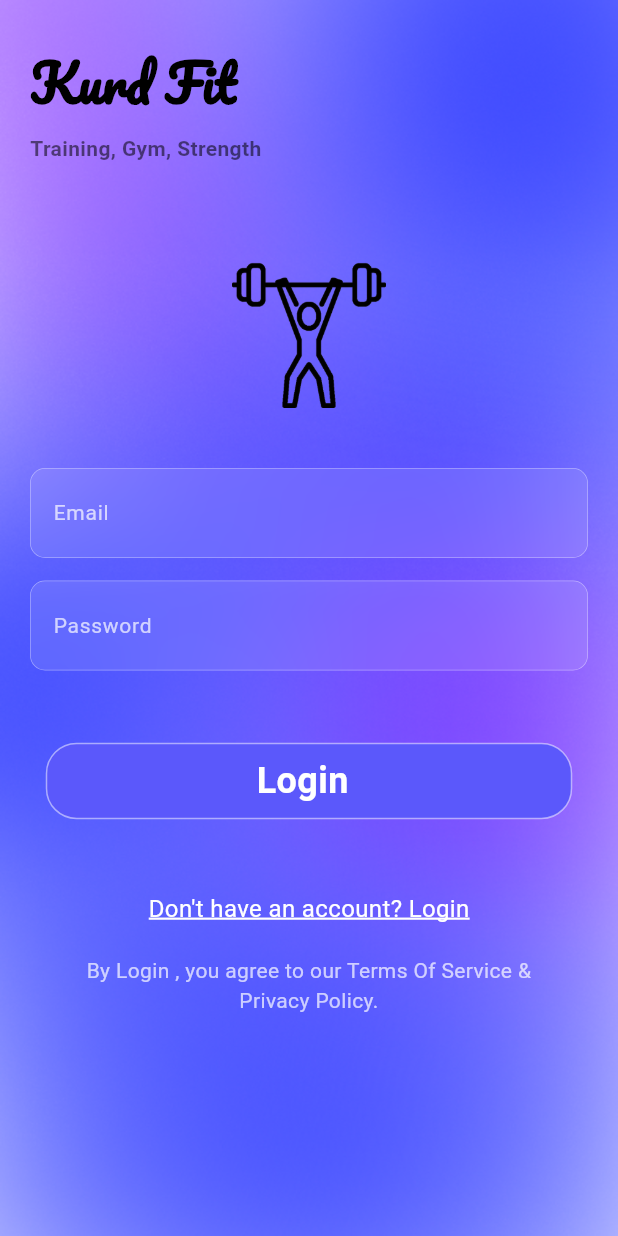
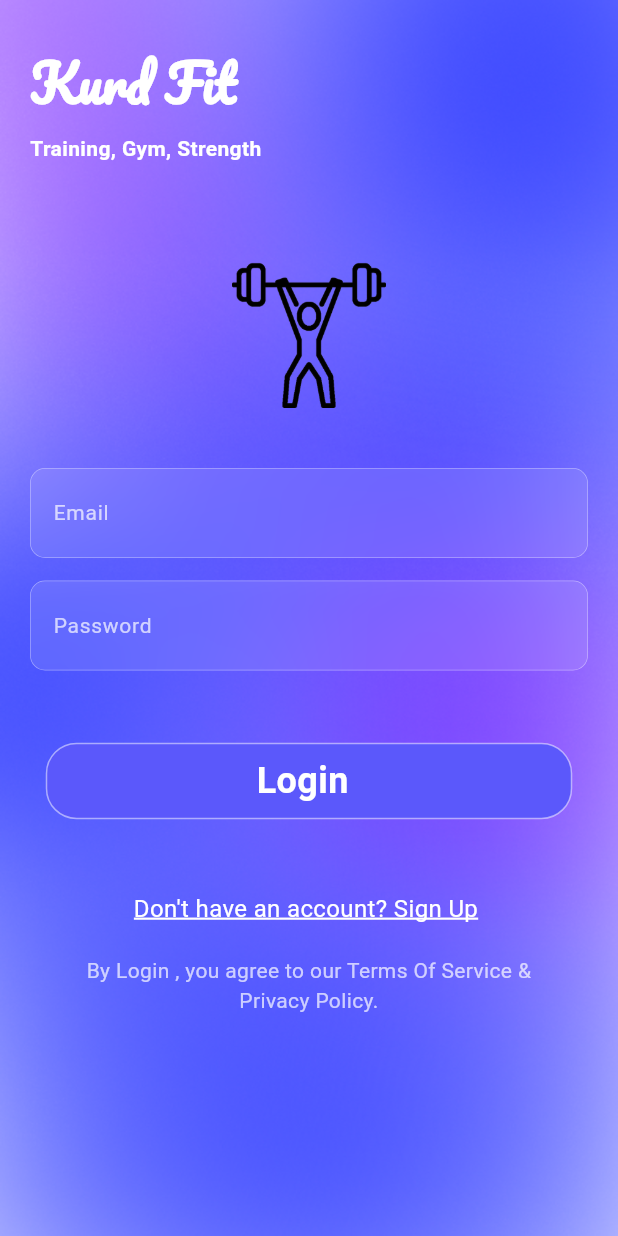
Before and after one commit to Imran-Mohammed-Shekho/Kurd_Fit, a Flutter app: the Introduction1 screen opened directly, after a tap on "Login", on a phone screen of 412 x 824 dp. Run offline on Flutter 3.47's test engine with Material 3 defaults, Android fonts, the phone set to English and light mode, and no system bars; our stand-ins replace cloud_firestore, curved_navigation_bar, firebase_auth, firebase_core, google_fonts, page_transition and 2 more; accounts and stored records are empty.

Commit message:
changing the app logo , and updating the kurd fit tex color to white , from login and sign up screen

```diff
--- a/root/lib/UI/screens/Login_screen.dart
+++ b/root/lib/UI/screens/Login_screen.dart
@@ -89,7 +89,7 @@ class _LoginScreenState extends State<LoginScreen> {
                     Text(
                       "Kurd Fit",
                       style: GoogleFonts.pacifico(
-                        color: Colors.black,
+                        color: Colors.white,
                         fontSize: 34,
                         fontWeight: FontWeight.bold,
                       ),
@@ -98,7 +98,7 @@ class _LoginScreenState extends State<LoginScreen> {
                     Text(
                       "Training, Gym, Strength",
                       style: TextStyle(
-                        color: Colors.black54,
+                        color: Colors.white,
                         fontSize: 14,
                         fontWeight: FontWeight.bold,
                       ),
@@ -161,7 +161,7 @@ class _LoginScreenState extends State<LoginScreen> {
                           );
                         },
                         child: const Text(
-                          "Don't have an account? Login",
+                          "Don't have an account? Sign Up ",
                           style: TextStyle(
                             color: Colors.white,
                             fontSize: 16,
--- a/root/lib/UI/screens/SignUp_screen.dart
+++ b/root/lib/UI/screens/SignUp_screen.dart
@@ -107,7 +107,7 @@ class _SignupScreenState extends State<SignupScreen> {
                     Text(
                       "Kurd Fit",
                       style: GoogleFonts.pacifico(
-                        color: Colors.black,
+                        color: Colors.white,
                         fontSize: 34,
                         fontWeight: FontWeight.bold,
                       ),
@@ -116,7 +116,7 @@ class _SignupScreenState extends State<SignupScreen> {
                     Text(
                       "Training, Gym, Strength",
                       style: TextStyle(
-                        color: Colors.black54,
+                        color: Colors.white,
                         fontSize: 14,
                         fontWeight: FontWeight.bold,
                       ),
--- a/root/lib/UI/screens/introduction_screen1.dart
+++ b/root/lib/UI/screens/introduction_screen1.dart
@@ -64,12 +64,7 @@ class _IntroductionState extends State<Introduction1> {
                   () {
                     Navigator.push(
                       context,
-                      PageTransition(
-                        type: PageTransitionType.fade,
-                        duration: Duration(milliseconds: 600),
-                        reverseDuration: Duration(milliseconds: 500),
-                        child: LoginScreen(),
-                      ),
+                      MaterialPageRoute(builder: (context) => LoginScreen()),
                     );
                   },
                   "Login",
@@ -80,12 +75,7 @@ class _IntroductionState extends State<Introduction1> {
                   () {
                     Navigator.push(
                       context,
-                      PageTransition(
-                        type: PageTransitionType.fade,
-                        duration: Duration(milliseconds: 600),
-                        reverseDuration: Duration(milliseconds: 500),
-                        child: SignupScreen(),
-                      ),
+                      MaterialPageRoute(builder: (context) => SignupScreen()),
                     );
                   },
                   "Sign Up ",
```
Also changed, not shown: root/lib/UI/screens/drawer_section.dart (+18 -4 lines), 5 other files.
